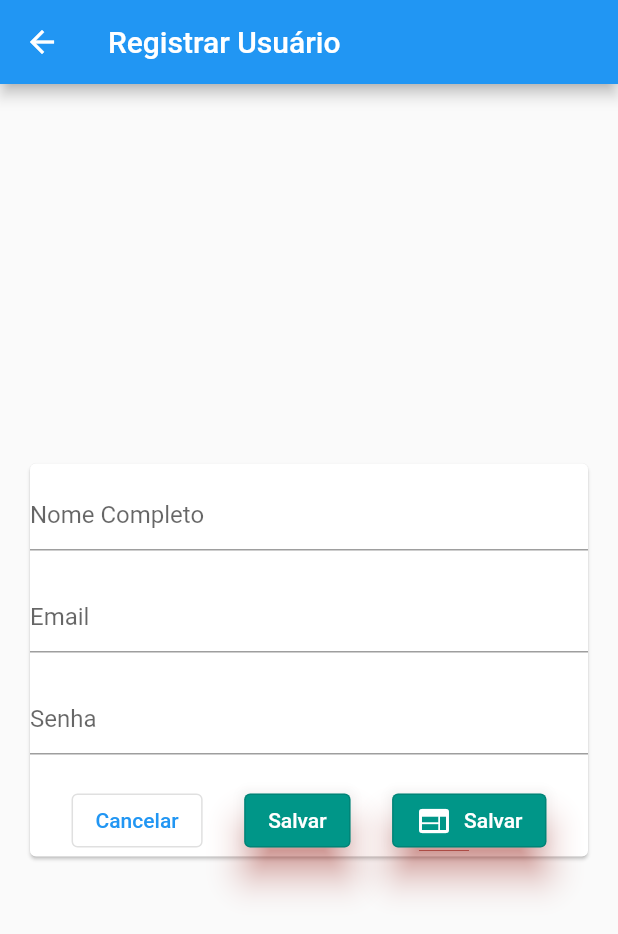
After one commit to matheusfellipe/dindin_flutter, a Flutter app: the screen it shows after launch, after a tap on "Registrar agora", on a phone screen of 412 x 824 dp. The commit adds this screen. Shown: the top 934 px of the screen. Run offline on Flutter 3.47's test engine with Material 2 defaults, Android fonts, the phone set to English and light mode, and no system bars; our stand-ins replace cloud_firestore, firebase_auth, firebase_core, google_fonts; accounts and stored records are empty.

Commit message:
implementing signup screen

```diff
--- a/lib/main.dart
+++ b/lib/main.dart
@@ -1,7 +1,7 @@
 // ignore_for_file: prefer_const_constructors
 
 import 'package:flutter/material.dart';
-import 'screen/login_page.dart';
+import 'screen/login/login_page.dart';
 import 'package:firebase_core/firebase_core.dart';
 
 void main() async {
--- a/lib/model/user_services.dart
+++ b/lib/models/user/user_services.dart
@@ -1,7 +1,7 @@
 import 'package:cloud_firestore/cloud_firestore.dart';
 import 'package:firebase_auth/firebase_auth.dart';
 import 'package:flutter/material.dart';
-import 'package:din_din_com/model/user.dart';
+import 'package:din_din_com/models/user/user.dart';
 
 class UserServices {
   final FirebaseAuth _auth = FirebaseAuth.instance;
--- a/lib/screen/login_page.dart
+++ b/lib/screen/login/login_page.dart
@@ -2,6 +2,10 @@
 
 import 'package:flutter/material.dart';
 import 'package:google_fonts/google_fonts.dart';
+import 'package:din_din_com/models/user/user.dart';
+import 'package:din_din_com/models/user/user_services.dart';
+import 'package:din_din_com/screen/login/sign_up_page.dart';
+
 
 class LoginPage extends StatefulWidget {
   const LoginPage({Key? key}) : super(key: key);
@@ -106,7 +110,13 @@ class _LoginPageState extends State<LoginPage> {
                   ),
                 ),
                 GestureDetector(
-                  // onTap: ,
+                  onTap: (){
+                      Navigator.of(context).push(
+                          MaterialPageRoute(
+                            builder: (context) => SignUpScreen(),
+                          ),
+                        );
+                  },
                   child: Text(
                     ' Registrar agora',
                     style: TextStyle(
--- /dev/null
+++ b/lib/screen/login/sign_up_page.dart
@@ -0,0 +1,135 @@
+import 'package:flutter/material.dart';
+import 'package:din_din_com/models/user/user.dart';
+import 'package:din_din_com/models/user/user_services.dart';
+
+class SignUpScreen extends StatelessWidget {
+  SignUpScreen({Key? key}) : super(key: key);
+  final UserLocal userLocal = UserLocal();
+  final UserServices userServices = UserServices();
+  final GlobalKey<FormState> formKey = GlobalKey<FormState>();
+
+  @override
+  Widget build(BuildContext context) {
+    return SafeArea(
+      child: Scaffold(
+        appBar: AppBar(title: const Text('Registrar Usuário')),
+        body: SizedBox(
+          child: Center(
+            child: Card(
+              margin: const EdgeInsets.all(20),
+              child: Form(
+                key: formKey,
+                child: ListView(
+                  shrinkWrap: true,
+                  children: [
+                    const SizedBox(
+                      height: 10,
+                    ),
+                    TextFormField(
+                      decoration: const InputDecoration(
+                        hintText: 'Nome Completo',
+                      ),
+                      enabled: true,
+                      validator: (name) {
+                        if (name!.isEmpty) {
+                          return 'Campo deve ser preenchido!!!';
+                        } else if (name.trim().split('').length <= 1) {
+                          return 'Preencha com seu nome completo';
+                        }
+                        return null;
+                      },
+                      onSaved: (name) => userLocal.name = name,
+                    ),
+                    const SizedBox(
+                      height: 20,
+                    ),
+                    TextFormField(
+                      decoration: const InputDecoration(
+                        hintText: 'Email',
+                      ),
+                      enabled: true,
+                      validator: (email) {
+                        if (email!.isEmpty) {
+                          return 'Campo deve ser preenchido!!!';
+                        }
+                        return null;
+                      },
+                      onSaved: (email) => userLocal.email = email,
+                    ),
+                    const SizedBox(
+                      height: 20,
+                    ),
+
+                    TextFormField(
+                      decoration: const InputDecoration(
+                        hintText: 'Senha',
+                      ),
+                      enabled: true,
+                      validator: (password) {
+                        if (password!.isEmpty) {
+                          return 'Campo deve ser preenchido!!!';
+                        }
+                        return null;
+                      },
+                      onSaved: (password) => userLocal.password = password,
+                    ),
+                    const SizedBox(
+                      height: 20,
+                    ),
+                    Row(
+                      mainAxisAlignment: MainAxisAlignment.spaceEvenly,
+                      children: [
+                        OutlinedButton(
+                            onPressed: () {
+                              Navigator.of(context).pop();
+                            },
+                            child: const Text("Cancelar")),
+                        OutlinedButton(
+                          style: OutlinedButton.styleFrom(
+                            primary: Colors.white,
+                            backgroundColor: Colors.teal,
+                            shadowColor: Colors.red,
+                            elevation: 10,
+                          ),
+                          onPressed: () {
+                            if (formKey.currentState!.validate()) {
+                              formKey.currentState!.save();
+                              //if(userLocal.password != userLocal.confirmPassword)
+                              //executar ScaffolMessenger
+                              userServices.signUp(userLocal);
+                              Navigator.of(context).pop();
+                            }
+                          },
+                          child: const Text("Salvar"),
+                        ),
+                        OutlinedButton.icon(
+                          label: const Text("Salvar"),
+                          icon: const Icon(Icons.web),
+                          style: OutlinedButton.styleFrom(
+                            primary: Colors.white,
+                            backgroundColor: Colors.teal,
+                            shadowColor: Colors.red,
+                            elevation: 10,
+                          ),
+                          onPressed: () {
+                            if (formKey.currentState!.validate()) {
+                              formKey.currentState!.save();
+                              //if(userLocal.password != userLocal.confirmPassword)
+                              //executar ScaffolMessenger
+                              userServices.signUp(userLocal);
+                              Navigator.of(context).pop();
+                            }
+                          },
+                        )
+                      ],
+                    )
+                  ],
+                ),
+              ),
+            ),
+          ),
+        ),
+      ),
+    );
+  }
+}
```
Also changed, not shown: lib/models/user/user.dart (renamed from lib/model/user.dart), 1 other file.
